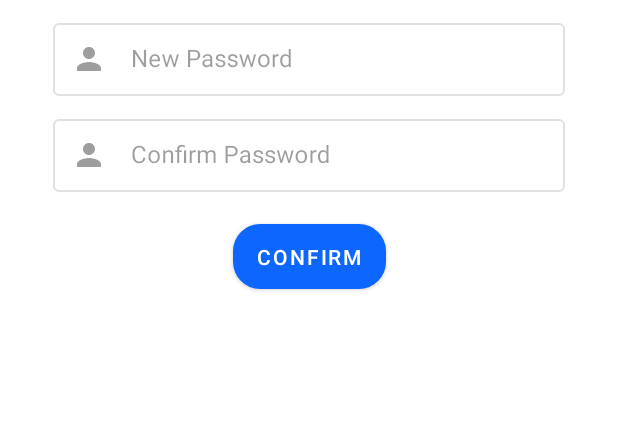
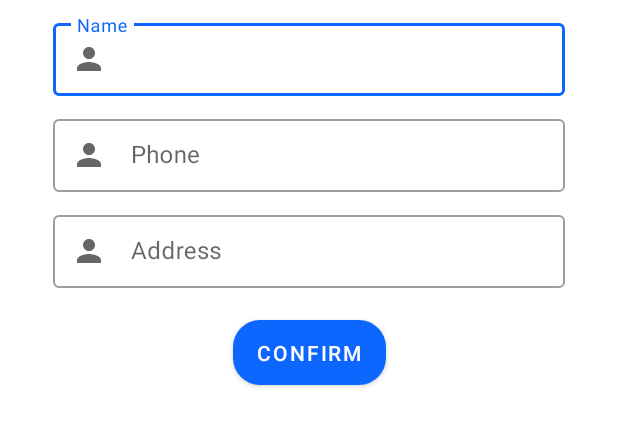
Before and after one commit to bluestome2091/DoAnChuyenNghanh, an Android app: the layout dialog_settings_profile.xml on its own in the app's theme, with its tools: preview values and no code run, on a phone screen of 412 x 824 dp. Shown: the top 426 px of the screen. Run offline under Robolectric (Android 15) with nearby library versions, the phone set to English and light mode, and no system bars.

```diff
--- a/app/src/main/AndroidManifest.xml
+++ b/app/src/main/AndroidManifest.xml
@@ -15,12 +15,6 @@
         android:roundIcon="@mipmap/ic_launcher_round"
         android:supportsRtl="true"
         android:theme="@style/Theme.DoAnCN">
-        <activity
-            android:name=".user.EditPassowrdActivity"
-            android:exported="false" />
-        <activity
-            android:name=".user.EditSettingsActivity"
-            android:exported="false" />
         <activity
             android:name=".admin.AdminManegerAccountActivity"
             android:exported="false" />
--- a/app/src/main/java/vn/stu/edu/doancn/user/EditPassowrdActivity.java
+++ /dev/null
@@ -1,14 +0,0 @@
-package vn.stu.edu.doancn.user;
-
-import androidx.appcompat.app.AppCompatActivity;
-
-import android.os.Bundle;
-
-public class EditPassowrdActivity extends AppCompatActivity {
-
-    @Override
-    protected void onCreate(Bundle savedInstanceState) {
-        super.onCreate(savedInstanceState);
-        setContentView(R.layout.activity_edit_passowrd);
-    }
-}
--- a/app/src/main/res/layout/activity_edit_passowrd.xml
+++ b/app/src/main/res/layout/dialog_settings_profile.xml
@@ -3,65 +3,86 @@
     xmlns:app="http://schemas.android.com/apk/res-auto"
     xmlns:tools="http://schemas.android.com/tools"
     android:layout_width="match_parent"
-    android:layout_height="match_parent"
-    tools:context=".user.EditPassowrdActivity">
+    android:layout_height="match_parent">
 
     <androidx.constraintlayout.widget.ConstraintLayout
-        android:id="@+id/layout"
+        android:id="@+id/layout_edit"
         android:layout_width="match_parent"
         android:layout_height="wrap_content"
         android:layout_marginStart="15dp"
         android:layout_marginTop="15dp"
         android:layout_marginEnd="15dp"
         android:layout_marginBottom="15dp"
-        android:hint="Name"
-        android:padding="10dp">
+        app:layout_constraintLeft_toLeftOf="parent"
+        app:layout_constraintRight_toRightOf="parent"
+        android:padding="10dp"
+        tools:ignore="MissingConstraints">
 
         <com.google.android.material.textfield.TextInputLayout
-            android:id="@+id/lbNewPassword_st"
+            android:id="@+id/lbName_edit"
             style="@style/Widget.MaterialComponents.TextInputLayout.OutlinedBox.Dense"
             android:layout_width="match_parent"
             android:layout_height="wrap_content"
             android:layout_marginStart="10dp"
             android:layout_marginTop="10dp"
             android:layout_marginEnd="10dp"
-            android:enabled="false"
-            android:hint="New Password"
+            android:hint="Name"
             app:layout_constraintLeft_toLeftOf="parent"
             app:layout_constraintRight_toRightOf="parent"
             app:startIconDrawable="@drawable/ic_baseline_person_24"
             tools:ignore="MissingConstraints">
 
             <com.google.android.material.textfield.TextInputEditText
-                android:id="@+id/txtNewPassword"
+                android:id="@+id/txtUsername_st_edit"
                 android:layout_width="match_parent"
                 android:layout_height="wrap_content" />
+
         </com.google.android.material.textfield.TextInputLayout>
 
         <com.google.android.material.textfield.TextInputLayout
-            android:id="@+id/lbConfirmPassword"
+            android:id="@+id/lbPhone"
             style="@style/Widget.MaterialComponents.TextInputLayout.OutlinedBox.Dense"
             android:layout_width="match_parent"
             android:layout_height="wrap_content"
             android:layout_marginStart="10dp"
             android:layout_marginTop="10dp"
             android:layout_marginEnd="10dp"
-            android:enabled="false"
-            android:hint="Confirm Password"
+            android:hint="Phone"
             app:layout_constraintLeft_toLeftOf="parent"
             app:layout_constraintRight_toRightOf="parent"
-            app:layout_constraintTop_toBottomOf="@+id/lbNewPassword_st"
+            app:layout_constraintTop_toBottomOf="@+id/lbName_edit"
             app:startIconDrawable="@drawable/ic_baseline_person_24"
             tools:ignore="MissingConstraints">
 
             <com.google.android.material.textfield.TextInputEditText
-                android:id="@+id/txtConfirmPassword_st"
+                android:id="@+id/txtPhone_st_edit"
+                android:layout_width="match_parent"
+                android:layout_height="wrap_content" />
+        </com.google.android.material.textfield.TextInputLayout>
+
+        <com.google.android.material.textfield.TextInputLayout
+            android:id="@+id/lbAddress_edit"
+            style="@style/Widget.MaterialComponents.TextInputLayout.OutlinedBox.Dense"
+            android:layout_width="match_parent"
+            android:layout_height="wrap_content"
+            android:layout_marginStart="10dp"
+            android:layout_marginTop="10dp"
+            android:layout_marginEnd="10dp"
+            android:hint="Address"
+            app:layout_constraintLeft_toLeftOf="parent"
+            app:layout_constraintRight_toRightOf="parent"
+            app:layout_constraintTop_toBottomOf="@+id/lbPhone"
+            app:startIconDrawable="@drawable/ic_baseline_person_24"
+            tools:ignore="MissingConstraints">
+
+            <com.google.android.material.textfield.TextInputEditText
+                android:id="@+id/txtAddress_st_edit"
                 android:layout_width="match_parent"
                 android:layout_height="wrap_content" />
         </com.google.android.material.textfield.TextInputLayout>
 
         <com.google.android.material.button.MaterialButton
-            android:id="@+id/btnEdit_st"
+            android:id="@+id/btnConfirm_edit"
             android:layout_width="wrap_content"
             android:layout_height="wrap_content"
             android:layout_marginHorizontal="10dp"
@@ -72,6 +93,7 @@
             app:cornerRadius="18dp"
             app:layout_constraintLeft_toLeftOf="parent"
             app:layout_constraintRight_toRightOf="parent"
-            app:layout_constraintTop_toBottomOf="@+id/lbConfirmPassword" />
+            app:layout_constraintTop_toBottomOf="@+id/lbAddress_edit" />
     </androidx.constraintlayout.widget.ConstraintLayout>
+
 </androidx.constraintlayout.widget.ConstraintLayout>
```
Also changed, not shown: app/src/main/java/vn/stu/edu/doancn/user/EditSettingsActivity.java (deleted, +0 -14 lines), app/src/main/java/vn/stu/edu/doancn/user/SettingsActivity.java (+58 -1 lines), app/src/main/res/layout/activity_settings.xml (+8 -4 lines), app/src/main/res/layout/dialog_settings_password.xml (renamed from app/src/main/res/layout/activity_edit_settings.xml, +14 -37 lines).
